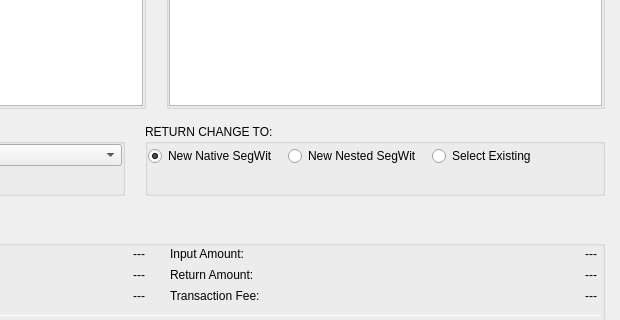
Before: the Qt Designer form BlockSettleUILib/CreateTransactionDialogAdvanced.ui in BlockSettle/terminal, drawn with Qt 5; both pictures show x 300 to 920 and y 242 to 562 of the 920 by 661 pixel window.
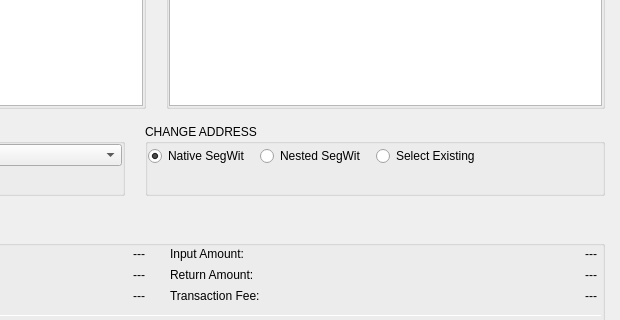
After: the same form once the commit is applied.

Commit message: Changed labels in advanced transaction dialog.

```diff
--- a/BlockSettleUILib/CreateTransactionDialogAdvanced.ui
+++ b/BlockSettleUILib/CreateTransactionDialogAdvanced.ui
@@ -1185,7 +1185,7 @@
       <item>
        <widget class="QGroupBox" name="groupBox_3">
         <property name="title">
-         <string>RETURN CHANGE TO:</string>
+         <string>CHANGE ADDRESS</string>
         </property>
         <layout class="QVBoxLayout" name="verticalLayout_13">
          <property name="spacing">
@@ -1230,7 +1230,7 @@
                </sizepolicy>
               </property>
               <property name="text">
-               <string>New Native SegWit</string>
+               <string>Native SegWit</string>
               </property>
               <property name="checked">
                <bool>true</bool>
@@ -1246,7 +1246,7 @@
                </sizepolicy>
               </property>
               <property name="text">
-               <string>New Nested SegWit</string>
+               <string>Nested SegWit</string>
               </property>
               <property name="checked">
                <bool>false</bool>
```
